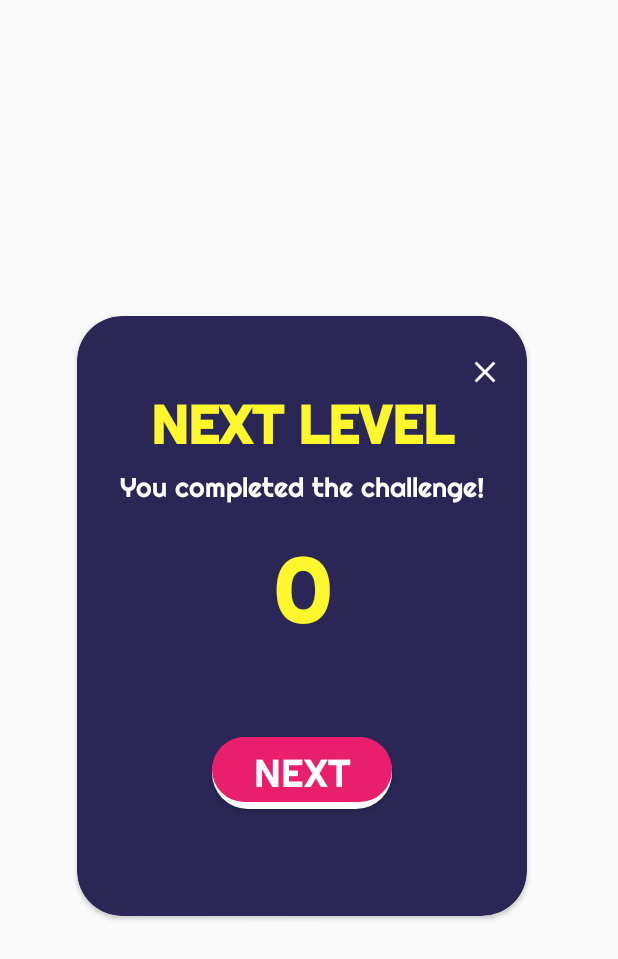
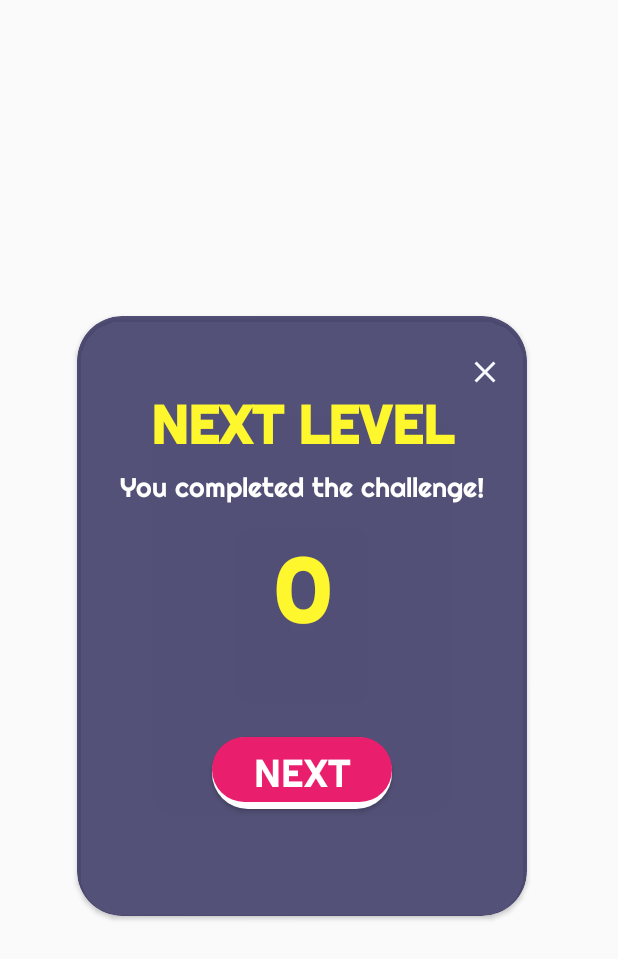
Before and after one commit to ghiedoc/Mathsteroids, an Android app: the layout next_level_pop.xml on its own in the app's theme, with its tools: preview values and no code run, on a phone screen of 412 x 824 dp. Shown: the top 959 px of the screen. Run offline under Robolectric (Android 15) with nearby library versions, the phone set to English and light mode, and no system bars.

Commit message:
added alert dialogs

```diff
--- a/app/src/main/java/com/appdev/kez/mathsteroids/GameActivity.java
+++ b/app/src/main/java/com/appdev/kez/mathsteroids/GameActivity.java
@@ -5,6 +5,7 @@ import android.app.Dialog;
 import android.content.Intent;
 import android.graphics.Color;
 import android.graphics.drawable.ColorDrawable;
+import android.media.MediaPlayer;
 import android.support.v7.app.AppCompatActivity;
 import android.os.Bundle;
 import android.view.View;
@@ -76,6 +77,8 @@ public class GameActivity extends AppCompatActivity {
         tvQuestion.setText("");
         tvScore.setText("0");
         startGame();
+
+//        final MediaPlayer hit = new MediaPlayer.create(this, )
 
 
         View.OnClickListener answerButtonClickListener1 = new View.OnClickListener() {
--- a/app/src/main/res/layout/next_level_pop.xml
+++ b/app/src/main/res/layout/next_level_pop.xml
@@ -14,7 +14,7 @@
         android:layout_width="300dp"
         android:layout_height="400dp"
         android:layout_marginStart="8dp"
-        app:cardBackgroundColor="@color/colorPrimaryDark"
+        app:cardBackgroundColor="@color/transparent"
         app:cardCornerRadius="30dp"
         app:layout_constraintBottom_toBottomOf="parent"
         app:layout_constraintEnd_toEndOf="parent"
--- a/app/src/main/res/layout/pause_pop.xml
+++ b/app/src/main/res/layout/pause_pop.xml
@@ -12,7 +12,7 @@
         android:layout_marginEnd="8dp"
         android:layout_marginStart="8dp"
         android:layout_marginTop="8dp"
-        app:cardBackgroundColor="@color/colorPrimaryDark"
+        app:cardBackgroundColor="@color/transparent"
         app:cardCornerRadius="30dp"
         app:layout_constraintBottom_toBottomOf="parent"
         app:layout_constraintEnd_toEndOf="parent"
--- a/app/src/main/res/values/colors.xml
+++ b/app/src/main/res/values/colors.xml
@@ -3,6 +3,9 @@
     <color name="colorPrimary">#51548c</color>
     <color name="colorPrimaryDark">#2a2757</color>
     <color name="colorAccent">#e91e6c</color>
-    <color name="transparent">#982a2757</color>
+    <color name="transparent">#cc2a2757</color>
     <color name="white">#ffffff</color>
+    <color name="brightYellow">#FFF72E</color>
+    <color name="darkYellow">#E9B01E</color>
+    <color name="skyBlue">#52C5D1</color>
 </resources>
```
